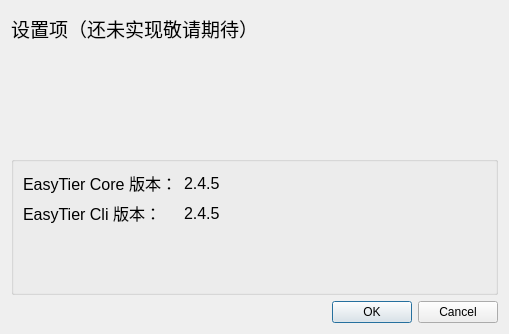
The window that Qt_UI/setting.ui (myqfeng/qt-easy-tier) describes before a commit, drawn with Qt 5.
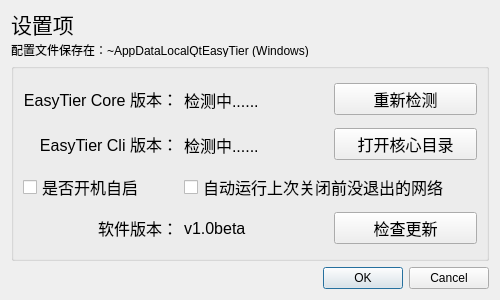
The same window after the commit. Icons and pictures are not drawn.

The edit to the form file:
```diff
--- a/Qt_UI/setting.ui
+++ b/Qt_UI/setting.ui
@@ -6,35 +6,54 @@
    <rect>
     <x>0</x>
     <y>0</y>
-    <width>509</width>
-    <height>334</height>
+    <width>500</width>
+    <height>300</height>
    </rect>
   </property>
+  <property name="minimumSize">
+   <size>
+    <width>500</width>
+    <height>300</height>
+   </size>
+  </property>
   <property name="windowTitle">
    <string>设置</string>
   </property>
   <layout class="QVBoxLayout" name="verticalLayout">
-   <item alignment="Qt::AlignmentFlag::AlignTop">
-    <widget class="QLabel" name="label">
+   <item>
+    <widget class="QLabel" name="label_6">
      <property name="minimumSize">
       <size>
        <width>0</width>
-       <height>35</height>
+       <height>25</height>
       </size>
      </property>
      <property name="maximumSize">
       <size>
        <width>16777215</width>
-       <height>35</height>
+       <height>25</height>
       </size>
      </property>
      <property name="font">
       <font>
-       <pointsize>14</pointsize>
+       <pointsize>16</pointsize>
       </font>
      </property>
      <property name="text">
-      <string>设置项（还未实现敬请期待）</string>
+      <string>设置项</string>
+     </property>
+    </widget>
+   </item>
+   <item>
+    <widget class="QLabel" name="label_7">
+     <property name="maximumSize">
+      <size>
+       <width>16777215</width>
+       <height>15</height>
+      </size>
+     </property>
+     <property name="text">
+      <string>配置文件保存在：~AppDataLocalQtEasyTier (Windows)</string>
      </property>
     </widget>
    </item>
@@ -45,32 +64,129 @@
        <pointsize>12</pointsize>
       </font>
      </property>
-     <layout class="QFormLayout" name="formLayout">
-      <item row="0" column="1">
+     <layout class="QGridLayout" name="gridLayout">
+      <item row="5" column="2">
+       <widget class="QPushButton" name="newVerPushButton">
+        <property name="text">
+         <string>检查更新</string>
+        </property>
+       </widget>
+      </item>
+      <item row="2" column="0">
        <widget class="QLabel" name="label_2">
+        <property name="minimumSize">
+         <size>
+          <width>0</width>
+          <height>35</height>
+         </size>
+        </property>
+        <property name="maximumSize">
+         <size>
+          <width>16777215</width>
+          <height>40</height>
+         </size>
+        </property>
         <property name="text">
-         <string>2.4.5</string>
+         <string>&lt;html&gt;&lt;head/&gt;&lt;body&gt;&lt;p align=&quot;right&quot;&gt;EasyTier Cli 版本：&lt;/p&gt;&lt;/body&gt;&lt;/html&gt;</string>
         </property>
        </widget>
       </item>
-      <item row="0" column="0">
+      <item row="1" column="2">
+       <widget class="QPushButton" name="detAgainPushButton">
+        <property name="text">
+         <string>重新检测</string>
+        </property>
+       </widget>
+      </item>
+      <item row="5" column="0">
+       <widget class="QLabel" name="label_4">
+        <property name="text">
+         <string>&lt;html&gt;&lt;head/&gt;&lt;body&gt;&lt;p align=&quot;right&quot;&gt;软件版本：&lt;/p&gt;&lt;/body&gt;&lt;/html&gt;</string>
+        </property>
+       </widget>
+      </item>
+      <item row="2" column="1">
        <widget class="QLabel" name="label_3">
+        <property name="minimumSize">
+         <size>
+          <width>0</width>
+          <height>35</height>
+         </size>
+        </property>
+        <property name="maximumSize">
+         <size>
+          <width>16777215</width>
+          <height>40</height>
+         </size>
+        </property>
         <property name="text">
-         <string>EasyTier Core 版本：</string>
+         <string>检测中......</string>
+        </property>
+       </widget>
+      </item>
+      <item row="4" column="0">
+       <widget class="QCheckBox" name="autoStartCheckBox">
+        <property name="text">
+         <string>是否开机自启</string>
+        </property>
+       </widget>
+      </item>
+      <item row="4" column="1" colspan="2">
+       <widget class="QCheckBox" name="autoRuncheckBox">
+        <property name="text">
+         <string>自动运行上次关闭前没退出的网络</string>
+        </property>
+       </widget>
+      </item>
+      <item row="2" column="2">
+       <widget class="QPushButton" name="pushButton_2">
+        <property name="text">
+         <string>打开核心目录</string>
         </property>
        </widget>
       </item>
       <item row="1" column="0">
-       <widget class="QLabel" name="label_4">
+       <widget class="QLabel" name="label">
+        <property name="minimumSize">
+         <size>
+          <width>0</width>
+          <height>35</height>
+         </size>
+        </property>
+        <property name="maximumSize">
+         <size>
+          <width>16777215</width>
+          <height>40</height>
+         </size>
+        </property>
+        <property name="font">
+         <font>
+          <pointsize>12</pointsize>
+          <hintingpreference>PreferDefaultHinting</hintingpreference>
+         </font>
+        </property>
         <property name="text">
-         <string>EasyTier Cli 版本：</string>
+         <string>&lt;html&gt;&lt;head/&gt;&lt;body&gt;&lt;p align=&quot;right&quot;&gt;EasyTier Core 版本：&lt;/p&gt;&lt;/body&gt;&lt;/html&gt;</string>
         </property>
        </widget>
       </item>
       <item row="1" column="1">
+       <widget class="QLabel" name="coreVerLabel">
+        <property name="font">
+         <font>
+          <pointsize>12</pointsize>
+          <hintingpreference>PreferDefaultHinting</hintingpreference>
+         </font>
+        </property>
+        <property name="text">
+         <string>检测中......</string>
+        </property>
+       </widget>
+      </item>
+      <item row="5" column="1">
        <widget class="QLabel" name="label_5">
         <property name="text">
-         <string>2.4.5</string>
+         <string>v1.0beta</string>
         </property>
        </widget>
       </item>
```
Left out of the diff: 8 changed lines with no effect on the pictures.
